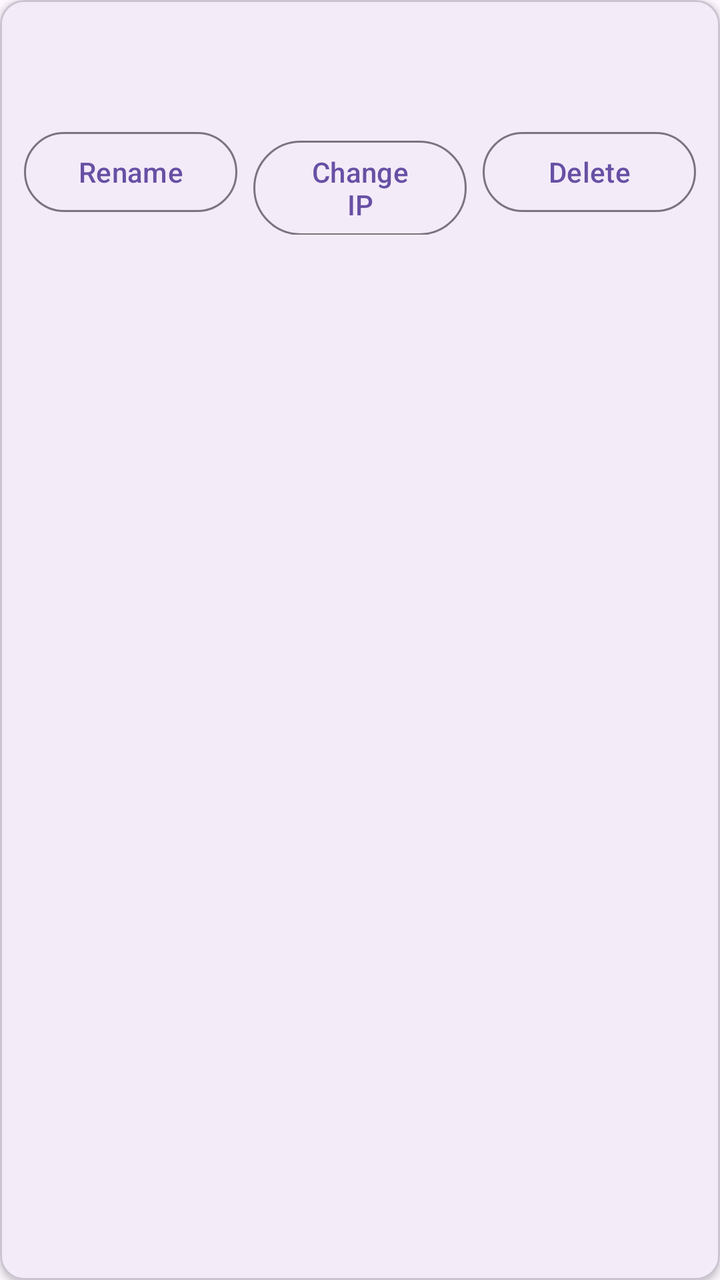
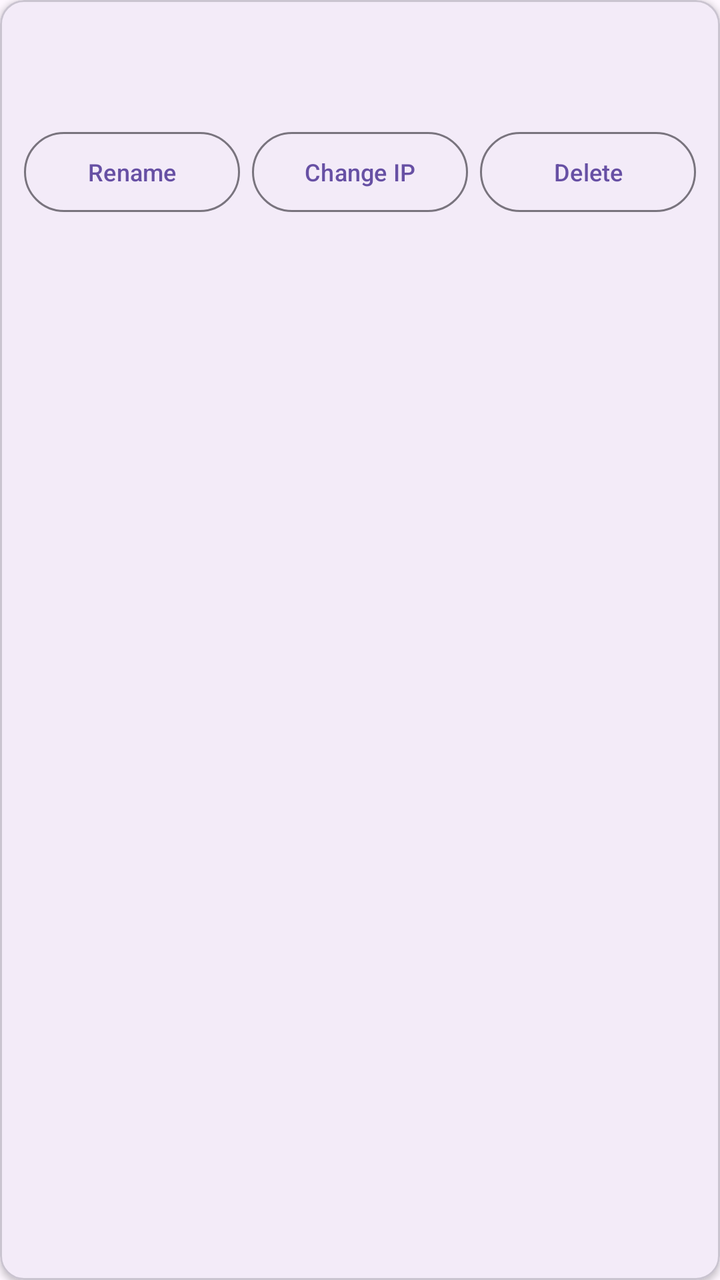

Before-and-after screenshots of an Android layout around one commit, followed by the original layout XML and the change that was made.
<!-- AndroidManifest.xml: application theme Theme.WolApp -->
<!-- res/layout/item_device.xml -->
<?xml version="1.0" encoding="utf-8"?>
<com.google.android.material.card.MaterialCardView xmlns:android="http://schemas.android.com/apk/res/android"
    xmlns:app="http://schemas.android.com/apk/res-auto"
    android:layout_width="match_parent"
    android:layout_height="wrap_content"
    android:layout_marginBottom="8dp"
    android:clickable="true"
    android:focusable="true"
    app:cardCornerRadius="12dp"
    app:cardElevation="2dp">

    <LinearLayout
        android:layout_width="match_parent"
        android:layout_height="wrap_content"
        android:orientation="vertical"
        android:padding="12dp">

        <TextView
            android:id="@+id/textName"
            android:layout_width="wrap_content"
            android:layout_height="wrap_content"
            android:textAppearance="?attr/textAppearanceTitleMedium" />

        <TextView
            android:id="@+id/textDetails"
            android:layout_width="wrap_content"
            android:layout_height="wrap_content"
            android:layout_marginTop="4dp"
            android:textAppearance="?attr/textAppearanceBodySmall" />

        <LinearLayout
            android:layout_width="match_parent"
            android:layout_height="wrap_content"
            android:layout_marginTop="8dp"
            android:orientation="horizontal">

            <com.google.android.material.button.MaterialButton
                android:id="@+id/buttonRename"
                style="?attr/materialButtonOutlinedStyle"
                android:layout_width="0dp"
                android:layout_height="wrap_content"
                android:layout_weight="1"
                android:text="@string/rename" />

            <com.google.android.material.button.MaterialButton
                android:id="@+id/buttonChangeIp"
                style="?attr/materialButtonOutlinedStyle"
                android:layout_width="0dp"
                android:layout_height="wrap_content"
                android:layout_marginStart="8dp"
                android:layout_weight="1"
                android:text="@string/change_ip" />

            <com.google.android.material.button.MaterialButton
                android:id="@+id/buttonDelete"
                style="?attr/materialButtonOutlinedStyle"
                android:layout_width="0dp"
                android:layout_height="wrap_content"
                android:layout_marginStart="8dp"
                android:layout_weight="1"
                android:text="@string/delete" />
        </LinearLayout>
    </LinearLayout>
</com.google.android.material.card.MaterialCardView>
<!-- resources referenced by this layout -->
<resources>
  <string name="change_ip">Change IP</string>
  <string name="delete">Delete</string>
  <string name="rename">Rename</string>
  <style name="Theme.WolApp" parent="Theme.Material3.DayNight.NoActionBar">
          
      </style>
</resources>

<!-- the commit's change to res/layout/item_device.xml (unified diff, before → after) -->
@@ -40,25 +40,37 @@
                 android:layout_width="0dp"
                 android:layout_height="wrap_content"
                 android:layout_weight="1"
-                android:text="@string/rename" />
+                android:ellipsize="end"
+                android:maxLines="1"
+                android:minWidth="0dp"
+                android:text="@string/rename"
+                android:textSize="12sp" />
 
             <com.google.android.material.button.MaterialButton
                 android:id="@+id/buttonChangeIp"
                 style="?attr/materialButtonOutlinedStyle"
                 android:layout_width="0dp"
                 android:layout_height="wrap_content"
-                android:layout_marginStart="8dp"
+                android:layout_marginStart="6dp"
                 android:layout_weight="1"
-                android:text="@string/change_ip" />
+                android:ellipsize="end"
+                android:maxLines="1"
+                android:minWidth="0dp"
+                android:text="@string/change_ip"
+                android:textSize="12sp" />
 
             <com.google.android.material.button.MaterialButton
                 android:id="@+id/buttonDelete"
                 style="?attr/materialButtonOutlinedStyle"
                 android:layout_width="0dp"
                 android:layout_height="wrap_content"
-                android:layout_marginStart="8dp"
+                android:layout_marginStart="6dp"
                 android:layout_weight="1"
-                android:text="@string/delete" />
+                android:ellipsize="end"
+                android:maxLines="1"
+                android:minWidth="0dp"
+                android:text="@string/delete"
+                android:textSize="12sp" />
         </LinearLayout>
     </LinearLayout>
 </com.google.android.material.card.MaterialCardView>
